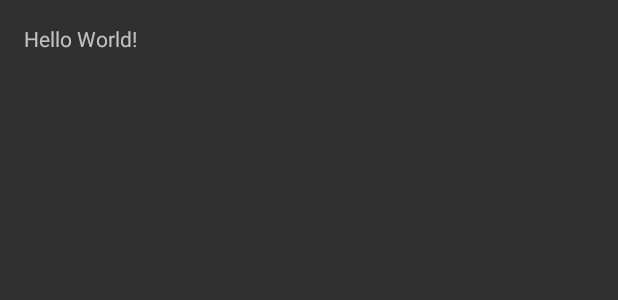
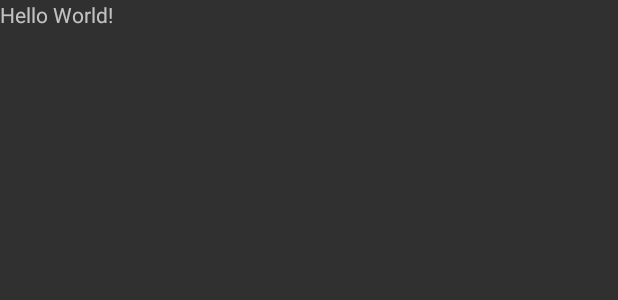
Before and after one commit to pengkunRu/Popular-Movies, an Android app: the layout activity_main.xml on its own in the app's theme, with its tools: preview values and no code run, on a phone screen of 412 x 824 dp. Shown: the top 300 px of the screen. Run offline under Robolectric (Android 15) with nearby library versions, the phone set to English and light mode, and no system bars.

```diff
--- a/app/src/main/AndroidManifest.xml
+++ b/app/src/main/AndroidManifest.xml
@@ -2,6 +2,7 @@
 <manifest xmlns:android="http://schemas.android.com/apk/res/android"
     package="com.example.android.popularmovies">
 
+    <uses-permission android:name="android.permission.INTERNET"/>
     <application
         android:allowBackup="true"
         android:icon="@mipmap/ic_launcher"
--- a/app/src/main/res/layout/activity_main.xml
+++ b/app/src/main/res/layout/activity_main.xml
@@ -1,17 +1,19 @@
 <?xml version="1.0" encoding="utf-8"?>
-<RelativeLayout xmlns:android="http://schemas.android.com/apk/res/android"
+<LinearLayout xmlns:android="http://schemas.android.com/apk/res/android"
     xmlns:tools="http://schemas.android.com/tools"
     android:id="@+id/activity_main"
     android:layout_width="match_parent"
     android:layout_height="match_parent"
-    android:paddingBottom="@dimen/activity_vertical_margin"
-    android:paddingLeft="@dimen/activity_horizontal_margin"
-    android:paddingRight="@dimen/activity_horizontal_margin"
-    android:paddingTop="@dimen/activity_vertical_margin"
     tools:context="com.example.android.popularmovies.MainActivity">
 
-    <TextView
-        android:layout_width="wrap_content"
-        android:layout_height="wrap_content"
-        android:text="Hello World!" />
-</RelativeLayout>
+    <ScrollView
+        android:layout_width="match_parent"
+        android:layout_height="wrap_content">
+
+        <TextView
+            android:id="@+id/tv_display_query_result"
+            android:layout_width="wrap_content"
+            android:layout_height="wrap_content"
+            tools:text="Hello World!" />
+    </ScrollView>
+</LinearLayout>
```
Also changed, not shown: app/src/main/java/com/example/android/popularmovies/MainActivity.java (+43 -3 lines), app/src/main/java/utilities/NetworkUtils.java (added, +66 -0 lines).
